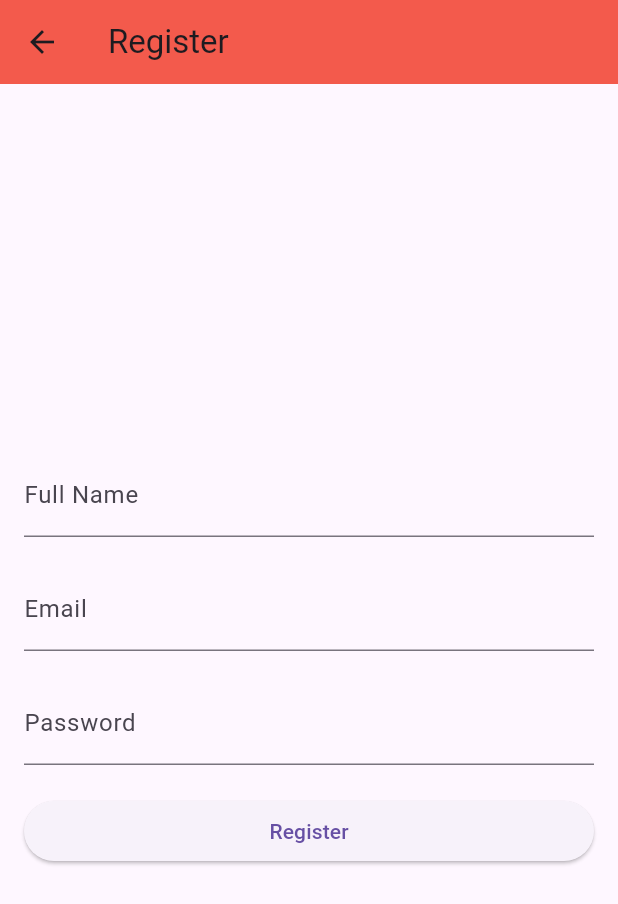
After one commit to ArdisVian/Indonesia-Bijak-Mob, a Flutter app: the RegisterPage screen opened directly, on a phone screen of 412 x 824 dp. The commit adds this screen. Shown: the top 904 px of the screen. Run offline on Flutter 3.47's test engine with Material 3 defaults, Android fonts, the light colour scheme and no system bars; our stand-ins replace carousel_slider; network calls fail.

Commit message:
Add files via upload

```diff
--- /dev/null
+++ b/lib/register_page.dart
@@ -0,0 +1,47 @@
+import 'package:flutter/material.dart';
+
+class RegisterPage extends StatelessWidget {
+  @override
+  Widget build(BuildContext context) {
+    return Scaffold(
+      appBar: AppBar(
+        title: Text('Register'),
+        backgroundColor: Color.fromARGB(255, 243, 90, 76),
+      ),
+      body: Padding(
+        padding: EdgeInsets.all(16.0),
+        child: Column(
+          mainAxisAlignment: MainAxisAlignment.center,
+          crossAxisAlignment: CrossAxisAlignment.stretch,
+          children: [
+            TextFormField(
+              decoration: InputDecoration(
+                labelText: 'Full Name',
+              ),
+            ),
+            SizedBox(height: 20),
+            TextFormField(
+              decoration: InputDecoration(
+                labelText: 'Email',
+              ),
+            ),
+            SizedBox(height: 20),
+            TextFormField(
+              obscureText: true,
+              decoration: InputDecoration(
+                labelText: 'Password',
+              ),
+            ),
+            SizedBox(height: 20),
+            ElevatedButton(
+              onPressed: () {
+                // Implementasi logika untuk registrasi di sini
+              },
+              child: Text('Register'),
+            ),
+          ],
+        ),
+      ),
+    );
+  }
+}
```
Also changed, not shown: lib/coblos_page.dart (added, +10 -0 lines), lib/editProfile_page.dart (added, +51 -0 lines), lib/home_page.dart (added, +86 -0 lines), lib/kandidat_page.dart (added, +10 -0 lines), lib/login_page.dart (added, +59 -0 lines), lib/main.dart (+37 -234 lines), lib/partai_page.dart (added, +95 -0 lines).
